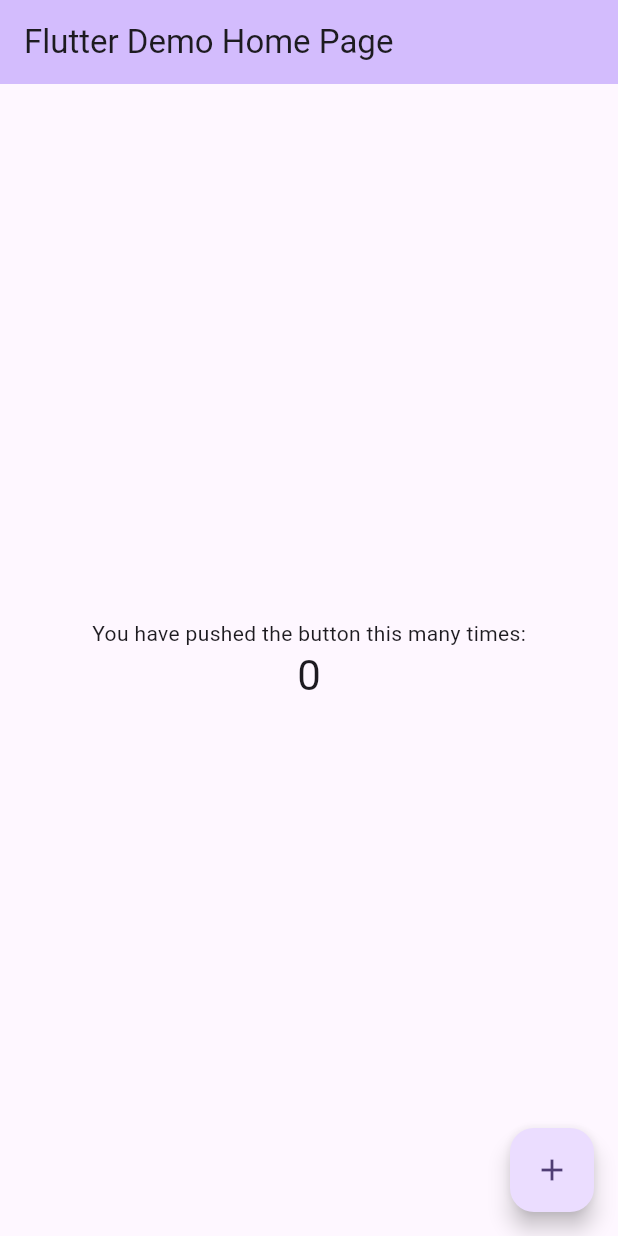
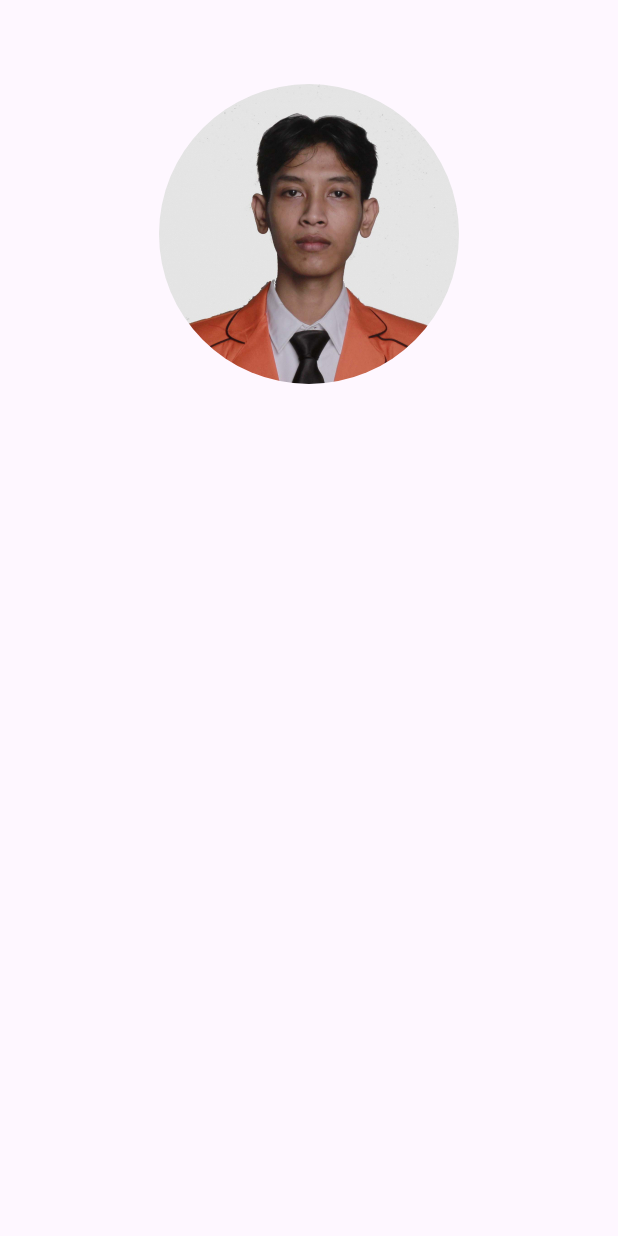
Before and after one commit to initheo/QuestSatu_0023, a Flutter app: the screen it shows after launch, on a phone screen of 412 x 824 dp. Run offline on Flutter 3.47's test engine with Material 3 defaults, Android fonts, the phone set to English and light mode, and no system bars.

```diff
--- a/lib/main.dart
+++ b/lib/main.dart
@@ -30,93 +30,32 @@ class MyApp extends StatelessWidget {
         // tested with just a hot reload.
         colorScheme: ColorScheme.fromSeed(seedColor: Colors.deepPurple),
       ),
-      home: const MyHomePage(title: 'Flutter Demo Home Page'),
+      home: const MyHomePage(),
     );
   }
 }
 
-class MyHomePage extends StatefulWidget {
-  const MyHomePage({super.key, required this.title});
-
-  // This widget is the home page of your application. It is stateful, meaning
-  // that it has a State object (defined below) that contains fields that affect
-  // how it looks.
-
-  // This class is the configuration for the state. It holds the values (in this
-  // case the title) provided by the parent (in this case the App widget) and
-  // used by the build method of the State. Fields in a Widget subclass are
-  // always marked "final".
-
-  final String title;
-
-  @override
-  State<MyHomePage> createState() => _MyHomePageState();
-}
-
-class _MyHomePageState extends State<MyHomePage> {
-  int _counter = 0;
-
-  void _incrementCounter() {
-    setState(() {
-      // This call to setState tells the Flutter framework that something has
-      // changed in this State, which causes it to rerun the build method below
-      // so that the display can reflect the updated values. If we changed
-      // _counter without calling setState(), then the build method would not be
-      // called again, and so nothing would appear to happen.
-      _counter++;
-    });
-  }
+class MyHomePage extends StatelessWidget {
+  const MyHomePage({super.key});
 
   @override
   Widget build(BuildContext context) {
-    // This method is rerun every time setState is called, for instance as done
-    // by the _incrementCounter method above.
-    //
-    // The Flutter framework has been optimized to make rerunning build methods
-    // fast, so that you can just rebuild anything that needs updating rather
-    // than having to individually change instances of widgets.
     return Scaffold(
-      appBar: AppBar(
-        // TRY THIS: Try changing the color here to a specific color (to
-        // Colors.amber, perhaps?) and trigger a hot reload to see the AppBar
-        // change color while the other colors stay the same.
-        backgroundColor: Theme.of(context).colorScheme.inversePrimary,
-        // Here we take the value from the MyHomePage object that was created by
-        // the App.build method, and use it to set our appbar title.
-        title: Text(widget.title),
-      ),
+      appBar: AppBar(),
       body: Center(
-        // Center is a layout widget. It takes a single child and positions it
-        // in the middle of the parent.
         child: Column(
-          // Column is also a layout widget. It takes a list of children and
-          // arranges them vertically. By default, it sizes itself to fit its
-          // children horizontally, and tries to be as tall as its parent.
-          //
-          // Column has various properties to control how it sizes itself and
-          // how it positions its children. Here we use mainAxisAlignment to
-          // center the children vertically; the main axis here is the vertical
-          // axis because Columns are vertical (the cross axis would be
-          // horizontal).
-          //
-          // TRY THIS: Invoke "debug painting" (choose the "Toggle Debug Paint"
-          // action in the IDE, or press "p" in the console), to see the
-          // wireframe for each widget.
-          mainAxisAlignment: MainAxisAlignment.center,
-          children: <Widget>[
-            const Text('You have pushed the button this many times:'),
-            Text(
-              '$_counter',
-              style: Theme.of(context).textTheme.headlineMedium,
+          crossAxisAlignment: CrossAxisAlignment.center,
+          children: [
+            ClipOval(
+              child: Image.asset(
+                'assets/images/profile_muqoffin.jpeg',
+                width: 200,
+                height: 200,
+              ),
             ),
           ],
         ),
       ),
-      floatingActionButton: FloatingActionButton(
-        onPressed: _incrementCounter,
-        tooltip: 'Increment',
-        child: const Icon(Icons.add),
-      ), // This trailing comma makes auto-formatting nicer for build methods.
     );
   }
 }
--- a/pubspec.yaml
+++ b/pubspec.yaml
@@ -58,9 +58,8 @@ flutter:
   uses-material-design: true
 
   # To add assets to your application, add an assets section, like this:
-  # assets:
-  #   - images/a_dot_burr.jpeg
-  #   - images/a_dot_ham.jpeg
+  assets:
+    - assets/images/
 
   # An image asset can refer to one or more resolution-specific "variants", see
   # https://flutter.dev/to/resolution-aware-images
```
Also changed, not shown: assets/images/profile_muqoffin.jpeg (added).
